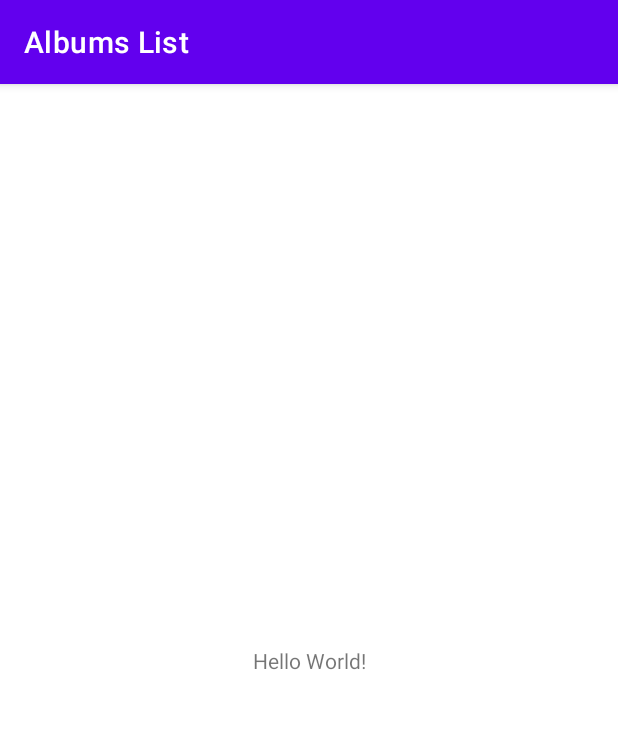
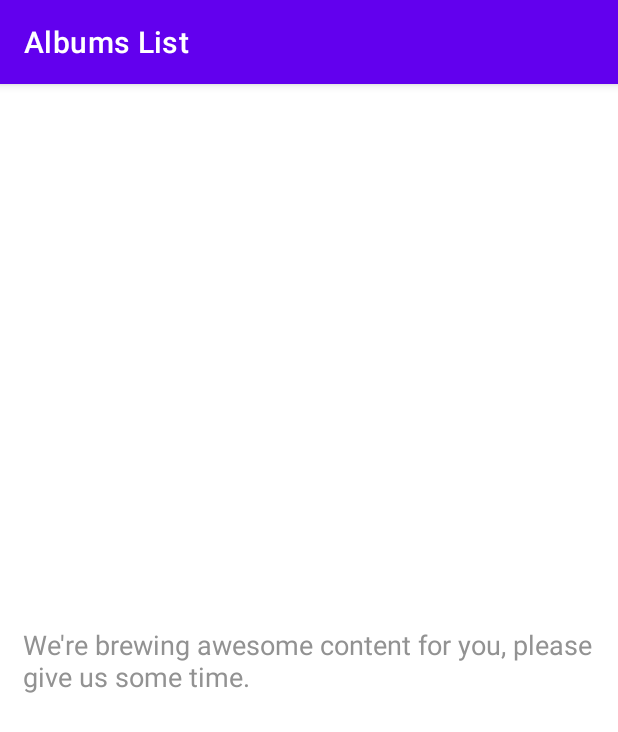
Before and after one commit to dhananjaym2/Albums-List, an Android app: the screen it shows after launch (MainActivity), on a phone screen of 412 x 824 dp. Shown: the top 732 px of the screen. Run offline under Robolectric (Android 15) with nearby library versions, the phone set to English and light mode, and no system bars.

Commit message:
API Call to fetch the list of albums.

```diff
--- a/app/build.gradle
+++ b/app/build.gradle
@@ -39,6 +39,13 @@ dependencies {
     implementation 'androidx.appcompat:appcompat:1.3.1'
     implementation 'com.google.android.material:material:1.4.0'
     implementation 'androidx.constraintlayout:constraintlayout:2.0.4'
+
+    // Retrofit for API call
+    implementation "com.squareup.retrofit2:retrofit:$retrofitVersion"
+    implementation "com.squareup.retrofit2:converter-gson:$retrofitVersion"
+    implementation "com.squareup.okhttp3:okhttp:$okhttp3Version"
+    implementation "com.squareup.okhttp3:logging-interceptor:$okhttp3Version"
+
     testImplementation 'junit:junit:4.+'
     androidTestImplementation 'androidx.test.ext:junit:1.1.2'
     androidTestImplementation 'androidx.test.espresso:espresso-core:3.4.0'
--- a/app/src/main/AndroidManifest.xml
+++ b/app/src/main/AndroidManifest.xml
@@ -2,7 +2,11 @@
 <manifest xmlns:android="http://schemas.android.com/apk/res/android"
     package="list.albums">
 
+    <uses-permission android:name="android.permission.INTERNET" />
+    <uses-permission android:name="android.permission.ACCESS_NETWORK_STATE" />
+
     <application
+        android:name=".application.AlbumsListApplication"
         android:allowBackup="true"
         android:icon="@mipmap/ic_launcher"
         android:label="@string/app_name"
--- /dev/null
+++ b/app/src/main/java/list/albums/AlbumRepository.kt
@@ -0,0 +1,45 @@
+package list.albums
+
+import android.util.Log
+import androidx.lifecycle.MutableLiveData
+import list.albums.model.Album
+import list.albums.retrofit.RetrofitClient
+import retrofit2.Call
+import retrofit2.Callback
+import retrofit2.Response
+
+object AlbumRepository {
+
+    private val logTag: String = AlbumRepository::class.java.simpleName
+
+    val apiResponseMutableLiveData = MutableLiveData<List<Album>>()
+
+    fun getAlbumsList(): MutableLiveData<List<Album>>? {
+        val call = RetrofitClient.apiInterface.getAlbumsList()
+
+        call.enqueue(object : Callback<List<Album>> {
+            override fun onFailure(call: Call<List<Album>>, t: Throwable) {
+                Log.e(logTag, t.message.toString())
+                throw t
+            }
+
+            override fun onResponse(
+                call: Call<List<Album>>,
+                response: Response<List<Album>>
+            ) {
+                apiResponseMutableLiveData.value = response.body()
+            }
+        })
+
+        return apiResponseMutableLiveData
+    }
+}
+
+
+class AlbumLocalDataSource {
+
+}
+
+//class AlbumRemoteDataSource(private val albumListService: AlbumListRetrofitService) {
+//
+//}
--- /dev/null
+++ b/app/src/main/java/list/albums/ListingViewModel.kt
@@ -0,0 +1,20 @@
+package list.albums
+
+import androidx.lifecycle.LiveData
+import androidx.lifecycle.MutableLiveData
+import androidx.lifecycle.SavedStateHandle
+import androidx.lifecycle.ViewModel
+import list.albums.model.Album
+import java.lang.IllegalArgumentException
+
+class ListingViewModel(savedStateHandle: SavedStateHandle) : ViewModel() {
+
+    var albumListLiveData: MutableLiveData<List<Album>>? = null
+
+    fun fetchAlbumsList(): LiveData<List<Album>>? {
+        albumListLiveData = AlbumRepository.getAlbumsList()
+        return albumListLiveData
+    }
+
+//val albumList: List<Album> = savedStateHandle["albumsList"] ?: throw IllegalArgumentException("Missing albums list")
+}
--- a/app/src/main/java/list/albums/MainActivity.kt
+++ b/app/src/main/java/list/albums/MainActivity.kt
@@ -1,11 +1,31 @@
 package list.albums
 
+import android.os.Bundle
 import androidx.appcompat.app.AppCompatActivity
-import android.os.Bundle
+import androidx.lifecycle.Observer
+import androidx.lifecycle.ViewModelProvider
 
 class MainActivity : AppCompatActivity() {
+
+    private lateinit var viewModel: ListingViewModel
     override fun onCreate(savedInstanceState: Bundle?) {
         super.onCreate(savedInstanceState)
         setContentView(R.layout.activity_main)
+
+        initViewModel()
+
+        if (savedInstanceState == null) {
+            refreshData()
+        }
+    }
+
+    private fun refreshData() {
+        viewModel.fetchAlbumsList()?.observe(this, Observer { albumsListApiResponse ->
+            //TODO render list adapter
+        })
+    }
+
+    private fun initViewModel() {
+        viewModel = ViewModelProvider(this).get(ListingViewModel::class.java)
     }
 }
--- /dev/null
+++ b/app/src/main/java/list/albums/application/AlbumsListApplication.kt
@@ -0,0 +1,19 @@
+package list.albums.application
+
+import android.app.Application
+
+class AlbumsListApplication : Application() {
+
+    companion object {
+        private lateinit var instance: AlbumsListApplication
+
+        fun getInstance(): AlbumsListApplication {
+            return instance
+        }
+    }
+
+    override fun onCreate() {
+        super.onCreate()
+        instance = this
+    }
+}
--- /dev/null
+++ b/app/src/main/java/list/albums/model/Album.kt
@@ -0,0 +1,5 @@
+package list.albums.model
+
+data class Album(val userId: String, val id: Int, val title: String) {
+
+}
--- /dev/null
+++ b/app/src/main/java/list/albums/retrofit/ApiInterface.kt
@@ -0,0 +1,18 @@
+package list.albums.retrofit
+
+import list.albums.model.Album
+import retrofit2.Call
+import retrofit2.http.GET
+
+/**
+ * REST API end points
+ */
+interface ApiInterface {
+
+    /**
+     * Get albums list
+     */
+    @GET("albums")
+    fun getAlbumsList(): Call<List<Album>>
+
+}
--- /dev/null
+++ b/app/src/main/java/list/albums/retrofit/RetrofitClient.kt
@@ -0,0 +1,61 @@
+package list.albums.retrofit
+
+import list.albums.BuildConfig
+import list.albums.application.AlbumsListApplication
+import list.albums.util.network.NetworkUtil.Companion.isConnectedToNetwork
+import okhttp3.Cache
+import okhttp3.OkHttpClient
+import okhttp3.logging.HttpLoggingInterceptor
+import okhttp3.logging.HttpLoggingInterceptor.Level
+import retrofit2.Retrofit
+import retrofit2.converter.gson.GsonConverterFactory
+import java.io.File
+
+
+/**
+ * Retrofit singleton class
+ */
+object RetrofitClient {
+
+    private const val baseUrl = "https://jsonplaceholder.typicode.com/"
+
+    private val retrofitClient: Retrofit.Builder by lazy {
+
+        val levelType: Level = if (BuildConfig.BUILD_TYPE.contentEquals("debug"))
+            Level.BODY else Level.NONE
+
+        val logging = HttpLoggingInterceptor()
+        logging.setLevel(levelType)
+
+        val cacheDirectory =
+            File(AlbumsListApplication.getInstance().cacheDir, "okHttpCachedApiResponse")
+        val cache = Cache(cacheDirectory, 5 * 1024 * 1024) // 5 MiB
+
+        val okHttpClient = OkHttpClient.Builder()
+        okHttpClient.addInterceptor(logging)
+        okHttpClient.cache(cache)
+        okHttpClient.addInterceptor { chain ->
+            var request = chain.request()
+            request = if (isConnectedToNetwork(AlbumsListApplication.getInstance()))
+                request.newBuilder().header("Cache-Control", "public, max-age=" + 5)
+                    .build()
+            else
+                request.newBuilder().header(
+                    "Cache-Control",
+                    "public, only-if-cached, max-stale=" + 60 * 60 * 24 * 30
+                ).build()
+            chain.proceed(request)
+        }
+
+        Retrofit.Builder()
+            .baseUrl(baseUrl)
+            .client(okHttpClient.build())
+            .addConverterFactory(GsonConverterFactory.create())
+    }
+
+    val apiInterface: ApiInterface by lazy {
+        retrofitClient
+            .build()
+            .create(ApiInterface::class.java)
+    }
+}
--- /dev/null
+++ b/app/src/main/java/list/albums/util/network/NetworkUtil.kt
@@ -0,0 +1,41 @@
+package list.albums.util.network
+
+import android.content.Context
+import android.net.ConnectivityManager
+import android.net.NetworkCapabilities
+
+class NetworkUtil {
+
+    companion object {
+
+        /**
+         * Check if the device is connected to internet via cellular data, ethernet, WiFi or VPN.
+         *
+         * @return [Boolean.true] if the device is connected to internet
+         */
+        fun isConnectedToNetwork(context: Context): Boolean {
+            val connectivityManager =
+                context.getSystemService(Context.CONNECTIVITY_SERVICE) as ConnectivityManager
+            var result = 0
+            connectivityManager.run {
+                connectivityManager.getNetworkCapabilities(connectivityManager.activeNetwork)?.run {
+                    when {
+                        hasTransport(NetworkCapabilities.TRANSPORT_CELLULAR) -> {
+                            result = 1
+                        }
+                        hasTransport(NetworkCapabilities.TRANSPORT_WIFI) -> {
+                            result = 2
+                        }
+                        hasTransport(NetworkCapabilities.TRANSPORT_ETHERNET) -> {
+                            result = 3
+                        }
+                        hasTransport(NetworkCapabilities.TRANSPORT_VPN) -> {
+                            result = 4
+                        }
+                    }
+                }
+            }
+            return result != 0
+        }
+    }
+}
--- a/app/src/main/res/layout/activity_main.xml
+++ b/app/src/main/res/layout/activity_main.xml
@@ -16,9 +16,14 @@
         app:layout_constraintTop_toTopOf="parent" />
 
     <TextView
+        android:id="@+id/messageTextViewOnList"
         android:layout_width="wrap_content"
         android:layout_height="wrap_content"
-        android:text="Hello World!"
+        android:paddingStart="@dimen/messageTextViewOnListPadding"
+        android:paddingEnd="@dimen/messageTextViewOnListPadding"
+        android:text="@string/loadingMessage"
+        android:textColor="@color/neutralMessageColor"
+        android:textSize="@dimen/messageTextViewOnListTextSize"
         app:layout_constraintBottom_toBottomOf="parent"
         app:layout_constraintLeft_toLeftOf="parent"
         app:layout_constraintRight_toRightOf="parent"
--- a/app/src/main/res/values/colors.xml
+++ b/app/src/main/res/values/colors.xml
@@ -7,4 +7,6 @@
     <color name="teal_700">#FF018786</color>
     <color name="black">#FF000000</color>
     <color name="white">#FFFFFFFF</color>
+    <color name="errorMessageColor">#FA0000</color>
+    <color name="neutralMessageColor">#929292</color>
 </resources>
--- /dev/null
+++ b/app/src/main/res/values/dimens.xml
@@ -0,0 +1,5 @@
+<?xml version="1.0" encoding="utf-8"?>
+<resources>
+    <dimen name="messageTextViewOnListPadding">15dp</dimen>
+    <dimen name="messageTextViewOnListTextSize">18sp</dimen>
+</resources>
--- a/app/src/main/res/values/strings.xml
+++ b/app/src/main/res/values/strings.xml
@@ -1,3 +1,5 @@
 <resources>
     <string name="app_name">Albums List</string>
+    <string name="errorMessage">There was a problem while fetching that data. We request you to please try again.</string>
+    <string name="loadingMessage">We\'re brewing awesome content for you, please give us some time.</string>
 </resources>
--- a/build.gradle
+++ b/build.gradle
@@ -14,6 +14,12 @@ buildscript {
     }
 }
 
+ext {
+    // Retrofit
+    retrofitVersion = '2.9.0'
+    okhttp3Version = '4.9.0'
+}
+
 allprojects {
     repositories {
         google()
```
